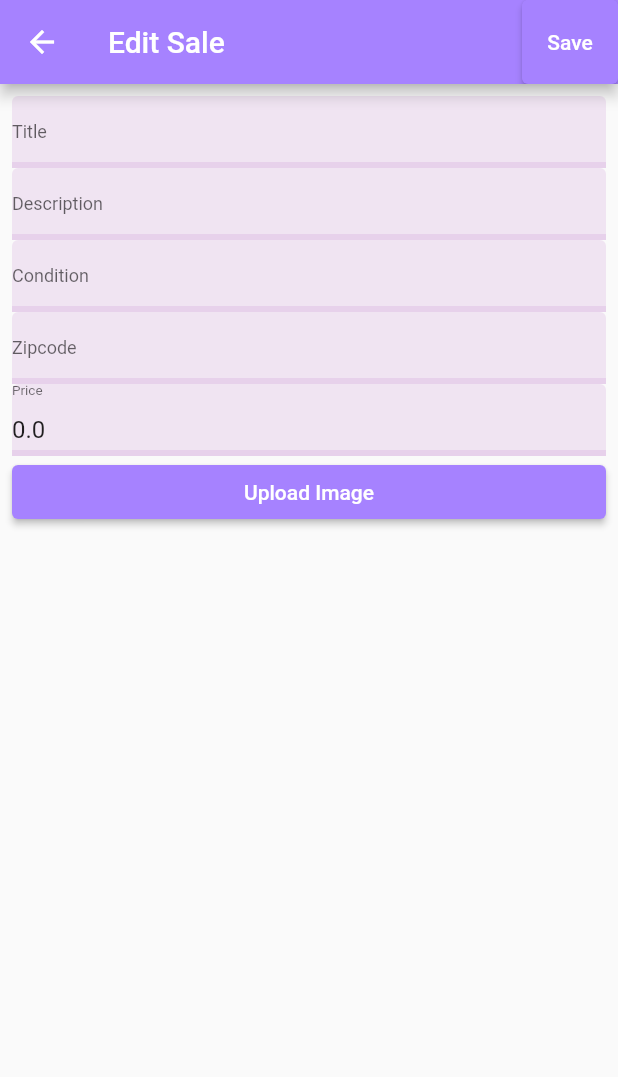
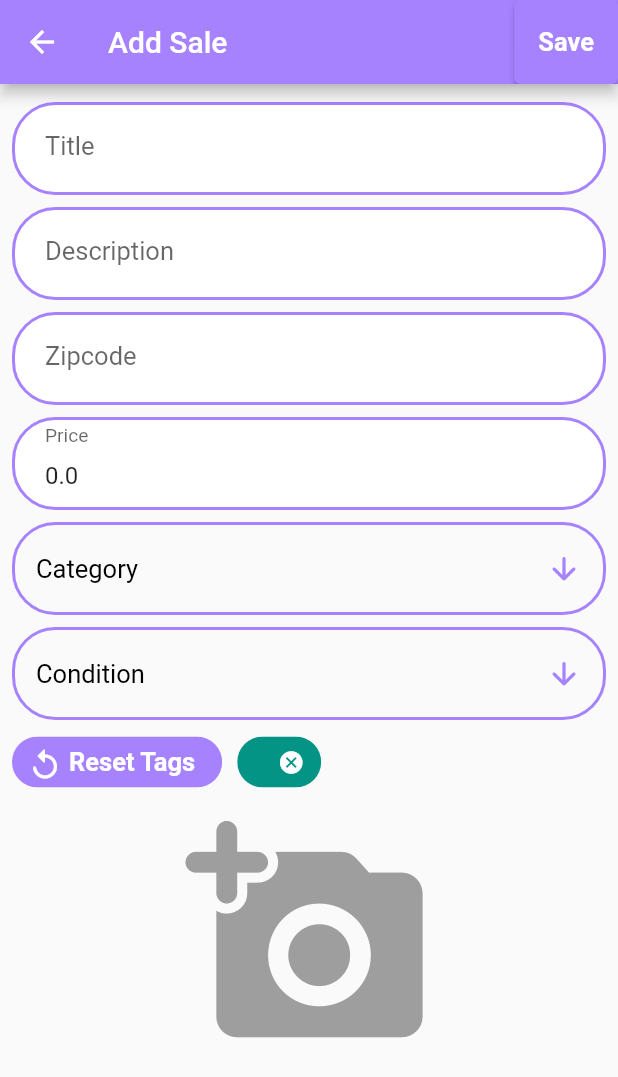
Before and after one commit to saveCraigslistTeam/craigslist, a Flutter app: the EditSaleForm screen opened directly with empty values, on a phone screen of 412 x 824 dp. Shown: the top 1077 px of the screen. Run offline on Flutter 3.47's test engine with Material 2 defaults, Android fonts, the phone set to English and light mode, and no system bars; drawn by our look-alikes of dropdown_button2; our stand-ins replace cached_network_image, flutter_login, image_picker; missing offline and left inert: amplify_api, amplify_auth_cognito, amplify_authenticator, amplify_core, amplify_datastore, amplify_flutter and 1 more.

Commit message:
added drop down menus to edit sale page

```diff
--- a/lib/views/sales/edit_sale.dart
+++ b/lib/views/sales/edit_sale.dart
@@ -3,6 +3,7 @@ import 'dart:async';
 import 'dart:core';
 import 'dart:io';
 // flutter and ui libraries
+import 'package:craigslist/views/sales/services/parse_tags.dart';
 import 'package:flutter/material.dart';
 // amplify packages we will need to use
 import 'package:amplify_flutter/amplify_flutter.dart';
@@ -12,6 +13,7 @@ import 'package:amplify_storage_s3/amplify_storage_s3.dart';
 import 'package:image_picker/image_picker.dart';
 // amplify configuration and models that should have been generated for you
 import '../../models/ModelProvider.dart';
+import 'widgets/drop_down_menu.dart';
 
 class EditSaleForm extends StatefulWidget {
   const EditSaleForm({Key? key, required this.sale, required this.saleImages})
@@ -24,77 +26,46 @@ class EditSaleForm extends StatefulWidget {
 }
 
 class _EditSaleFormState extends State<EditSaleForm> {
-  String? imageURL;
+  late String imageURL;
+  late String imageFile;
+  late List<String> tagLabels;
   final picker = ImagePicker();
   late TextEditingController _titleController;
   late TextEditingController _descriptionController;
   late TextEditingController _conditionController;
   late TextEditingController _zipcodeController;
   late TextEditingController _priceController;
+  late String condition = '';
+  late String category = '';
+
+  conditionCallback(newCondition) {
+    setState(() {
+      condition = newCondition;
+    });
+  }
+
+  categoryCallback(newCategory) {
+    setState(() {
+      category = newCategory;
+    });
+  }
 
   @override
   void initState() {
+    imageURL = '';
+    imageFile = '';
+    tagLabels = [];
+    condition = widget.sale.condition!;
     _titleController = TextEditingController(text: widget.sale.title);
     _descriptionController =
         TextEditingController(text: widget.sale.description);
     _conditionController = TextEditingController(text: widget.sale.condition);
     _zipcodeController = TextEditingController(text: widget.sale.zipcode);
-    _priceController = TextEditingController(text: widget.sale.price.toString());
+    _priceController =
+        TextEditingController(text: widget.sale.price.toString());
+    _titleController.addListener(_parseTags);
+    _parseTags();
     super.initState();
-  }
-
-  @override
-  Widget build(BuildContext context) {
-    return Scaffold(
-      appBar: AppBar(
-        backgroundColor: const Color(0xffA682FF),
-        title: Text('Edit Sale'),
-        actions: <Widget>[
-          ElevatedButton(
-              style: ElevatedButton.styleFrom(
-                primary: Color(0xffA682FF),
-              ),
-              onPressed: _saveSale,
-              child: Text('Save')),
-        ],
-      ),
-      body: Container(
-        padding: EdgeInsets.all(8.0),
-        child: SingleChildScrollView(
-          child: Column(
-            crossAxisAlignment: CrossAxisAlignment.stretch,
-            children: [
-              TextFormField(
-                  controller: _titleController,
-                  decoration:
-                      InputDecoration(filled: true, labelText: 'Title')),
-              TextFormField(
-                  controller: _descriptionController,
-                  decoration:
-                      InputDecoration(filled: true, labelText: 'Description')),
-              TextFormField(
-                  controller: _conditionController,
-                  decoration:
-                      InputDecoration(filled: true, labelText: 'Condition')),
-              TextFormField(
-                  controller: _zipcodeController,
-                  decoration:
-                      InputDecoration(filled: true, labelText: 'Zipcode')),
-              TextFormField(
-                  controller: _priceController,
-                  decoration:
-                      InputDecoration(filled: true, labelText: 'Price')),
-              ElevatedButton(
-                  style: ElevatedButton.styleFrom(
-                    primary: Color(0xffA682FF),
-                  ),
-                  onPressed: uploadImage,
-                  child: Text('Upload Image')),
-            ],
-          ),
-        ),
-      ),
-    );
   }
 
   Future<void> _saveSale() async {
@@ -117,29 +88,169 @@ class _EditSaleFormState extends State<EditSaleForm> {
           description: description.isNotEmpty ? description : null,
           condition: condition.isNotEmpty ? condition : null,
           zipcode: zipcode.isNotEmpty ? zipcode : null,
-        price: double.parse(price)
-      );
+          price: double.parse(price));
 
       // Save the updated sale in DataStore
       await Amplify.DataStore.save(updatedSale);
 
-      // await Amplify.DataStore.save(SaleImage(
-      //   imageURL: imageURL,
-      //   saleID: newSale.getId(),
-      // ));
+      await Amplify.DataStore.save(SaleImage(
+        imageURL: imageURL,
+        saleID: updatedSale.getId(),
+      ));
       // Close the form
-      // Navigator.of(context).pop();
+      Navigator.of(context).pop();
       Navigator.popUntil(context, ModalRoute.withName('/mySales'));
     } catch (e) {
       debugPrint('An error occurred while saving Sale: $e');
     }
   }
 
+  @override
+  Widget build(BuildContext context) {
+    return Scaffold(
+      appBar: AppBar(
+        backgroundColor: const Color(0xffA682FF),
+        title: Text('Add Sale'),
+        actions: <Widget>[
+          ElevatedButton(
+            onPressed: _saveSale,
+            child: const Text(
+              'Save',
+              style: TextStyle(fontSize: 17, fontWeight: FontWeight.bold),
+            ),
+            style: ElevatedButton.styleFrom(primary: Color(0xffA682FF)),
+          ),
+        ],
+      ),
+      body: addSaleForm(),
+    );
+  }
+
+  Container addSaleForm() {
+    return Container(
+      padding: EdgeInsets.all(8.0),
+      child: SingleChildScrollView(
+        child: Column(
+          crossAxisAlignment: CrossAxisAlignment.stretch,
+          children: [
+            textFormField(
+                context: context,
+                controller: _titleController,
+                keyboard: TextInputType.text,
+                label: 'Title'),
+            textFormField(
+                context: context,
+                controller: _descriptionController,
+                keyboard: TextInputType.text,
+                label: 'Description'),
+            textFormField(
+                context: context,
+                controller: _zipcodeController,
+                keyboard: TextInputType.number,
+                label: 'Zipcode'),
+            textFormField(
+                context: context,
+                controller: _priceController,
+                keyboard: const TextInputType.numberWithOptions(decimal: false),
+                label: 'Price'),
+            DropDownMenu(mode: 'Category', callback: categoryCallback),
+            DropDownMenu(
+                mode: 'Condition',
+                callback: conditionCallback,
+                initialValue: condition),
+            chipList(),
+            GestureDetector(
+                child: imageDisplay(imageFile: imageFile),
+                onTap: () => {selectImage()}),
+          ],
+        ),
+      ),
+    );
+  }
+
+  Container tagLabelList() {
+    if (tagLabels.length >= 1) {
+      return Container(
+        child: Text(
+          'Tags: ' + tagLabels.join(", "),
+          style: TextStyle(fontSize: 25, fontWeight: FontWeight.bold),
+        ),
+        margin: const EdgeInsets.all(10.0),
+      );
+    } else {
+      return Container(child: Text('No tags!'));
+    }
+  }
+
+  _parseTags() {
+    String tags = _titleController.text;
+    setState(() {
+      tagLabels = tags.split(" ");
+    });
+  }
+
+  void _deleteChip(tag) {
+    setState(() {
+      tagLabels.remove(tag);
+    });
+    return;
+  }
+
+  chipList() {
+    return Wrap(spacing: 10, children: [
+      GestureDetector(
+        onTap: () {
+          _parseTags();
+        },
+        child: const Chip(
+          avatar: CircleAvatar(
+            backgroundColor: Colors.transparent,
+            child: Icon(
+              Icons.replay_rounded,
+              color: Colors.white,
+            ),
+          ),
+          backgroundColor: const Color(0xffA682FF),
+          label: Text(
+            'Reset Tags',
+            style: TextStyle(
+                color: Colors.white, fontWeight: FontWeight.bold, fontSize: 17),
+          ),
+          padding: EdgeInsets.symmetric(vertical: 7, horizontal: 10),
+        ),
+      ),
+      tagChipList()
+    ]);
+  }
+
+  tagChipList() {
+    return Wrap(
+      spacing: 10,
+      children: tagLabels
+          .map((tag) => Chip(
+                label: Text(
+                  tag,
+                  style: const TextStyle(
+                      color: Colors.white,
+                      fontWeight: FontWeight.bold,
+                      fontSize: 17),
+                ),
+                backgroundColor: const Color.fromARGB(255, 4, 148, 134),
+                padding:
+                    const EdgeInsets.symmetric(vertical: 7, horizontal: 10),
+                deleteIconColor: Colors.white,
+                onDeleted: () => _deleteChip(tag),
+              ))
+          .toList(),
+    );
+  }
+
   Future<String?> getDownloadUrl(key) async {
     try {
-      final GetUrlResult result = await Amplify.Storage.getUrl(key: key);
-      // NOTE: This code is only for demonstration
-      // Your debug console may truncate the debugPrinted url string
+      S3GetUrlOptions options = S3GetUrlOptions(
+          expires: 604799, accessLevel: StorageAccessLevel.guest);
+      final GetUrlResult result =
+          await Amplify.Storage.getUrl(options: options, key: key);
       debugPrint('Got URL: ${result.url}');
       setState(() {
         imageURL = result.url;
@@ -151,20 +262,13 @@ class _EditSaleFormState extends State<EditSaleForm> {
     }
   }
 
-  Future<void> uploadImage() async {
+  Future<void> uploadImage(imageFile) async {
+    if (imageFile != '') {
       final options = S3UploadFileOptions(
         accessLevel: StorageAccessLevel.guest,
       );
-
-    // Select image from user's gallery
-    final pickedFile = await picker.pickImage(source: ImageSource.gallery);
-    if (pickedFile == null) {
-      debugPrint('No image selected');
-      return;
-    }
-    // Upload image with the current time as the key
       final key = DateTime.now().toString();
-    final file = File(pickedFile.path);
+      final file = File(imageFile);
       try {
         final UploadFileResult result = await Amplify.Storage.uploadFile(
             options: options,
@@ -175,9 +279,96 @@ class _EditSaleFormState extends State<EditSaleForm> {
                   progress.getFractionCompleted().toString());
             });
         debugPrint('Successfully uploaded image: ${result.key}');
-      getDownloadUrl(key);
+        await getDownloadUrl(key);
       } on StorageException catch (e) {
         debugPrint('Error uploading image: $e');
       }
     }
   }
+
+  Future<void> selectImage() async {
+    // Select image from user's gallery
+    final pickedFile = await picker.pickImage(source: ImageSource.gallery);
+    if (pickedFile == null) {
+      debugPrint('No image selected');
+      return;
+    }
+    setState(() {
+      imageFile = pickedFile.path;
+    });
+  }
+}
+
+class textFormField extends StatelessWidget {
+  const textFormField(
+      {Key? key,
+      required this.context,
+      required this.controller,
+      required this.label,
+      required this.keyboard})
+      : super(key: key);
+
+  final BuildContext context;
+  final TextEditingController controller;
+  final String label;
+  final TextInputType keyboard;
+  @override
+  Widget build(BuildContext context) {
+    return Container(
+      margin: EdgeInsets.symmetric(vertical: 4),
+      padding: EdgeInsets.symmetric(horizontal: 20, vertical: 5),
+      decoration: BoxDecoration(
+        border: Border.all(
+          color: Theme.of(context).primaryColor,
+          width: 2,
+        ),
+        color: Colors.white,
+        borderRadius: BorderRadius.circular(29),
+      ),
+      child: TextFormField(
+          keyboardType: keyboard,
+          controller: controller,
+          decoration: InputDecoration(
+              border: InputBorder.none,
+              focusedBorder: InputBorder.none,
+              enabledBorder: InputBorder.none,
+              errorBorder: InputBorder.none,
+              disabledBorder: InputBorder.none,
+              filled: false,
+              labelText: label,
+              labelStyle: TextStyle(fontSize: 17))),
+    );
+  }
+}
+
+class imageDisplay extends StatelessWidget {
+  const imageDisplay({Key? key, required this.imageFile}) : super(key: key);
+  final String imageFile;
+
+  @override
+  Widget build(BuildContext context) {
+    if (imageFile != '') {
+      return Container(
+        height: MediaQuery.of(context).size.height * 0.25,
+        child: Padding(
+          padding: const EdgeInsets.all(8),
+          child: FittedBox(
+            fit: BoxFit.contain,
+            child: ClipRRect(
+              borderRadius: BorderRadius.circular(50.0),
+              child: Image.file(File(imageFile)),
+            ),
+          ),
+        ),
+      );
+    } else {
+      return Padding(
+          padding: EdgeInsets.all(8.0),
+          child: Icon(
+            Icons.add_a_photo_rounded,
+            color: Colors.grey,
+            size: MediaQuery.of(context).size.height * 0.2,
+          ));
+    }
+  }
+}
--- a/lib/views/sales/widgets/drop_down_menu.dart
+++ b/lib/views/sales/widgets/drop_down_menu.dart
@@ -2,9 +2,12 @@ import 'package:dropdown_button2/dropdown_button2.dart';
 import 'package:flutter/material.dart';
 
 class DropDownMenu extends StatefulWidget {
-  const DropDownMenu({Key? key, required this.mode}) : super(key: key);
+  DropDownMenu(
+      {Key? key, required this.mode, required this.callback, this.initialValue})
+      : super(key: key);
   final String mode;
-
+  final String? initialValue;
+  Function(String) callback;
   @override
   State<DropDownMenu> createState() => _DropDownMenuState();
 }
@@ -67,7 +70,11 @@ class _DropDownMenuState extends State<DropDownMenu> {
         : setState(() {
             items = conditions;
           });
-    super.initState();
+    widget.initialValue != ''
+        ? setState(() {
+            selectedValue = widget.initialValue;
+          })
+        : super.initState();
   }
 
   @override
@@ -106,6 +113,7 @@ class _DropDownMenuState extends State<DropDownMenu> {
               .toList(),
           value: selectedValue,
           onChanged: (value) {
+            widget.callback(value as String);
             setState(() {
               selectedValue = value as String;
             });
```
Also changed, not shown: lib/views/sales/add_sale.dart (+19 -6 lines), lib/views/sales/edit_sale_old.dart (added, +183 -0 lines), lib/views/sales/sale_detail.dart (+4 -4 lines). Lines whose indentation alone changed are shown as unchanged.
